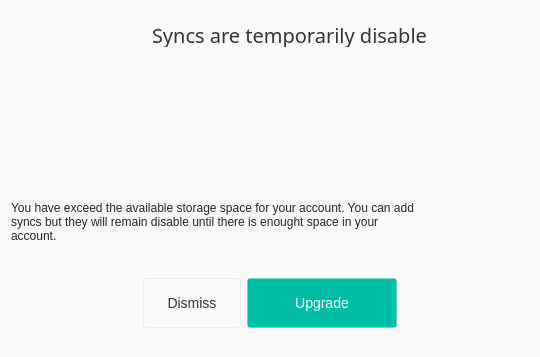
Above: src/MEGASync/gui/linux/OverQuotaDialog.ui from meganz/MEGAsync before the change. Below: the same form after it.
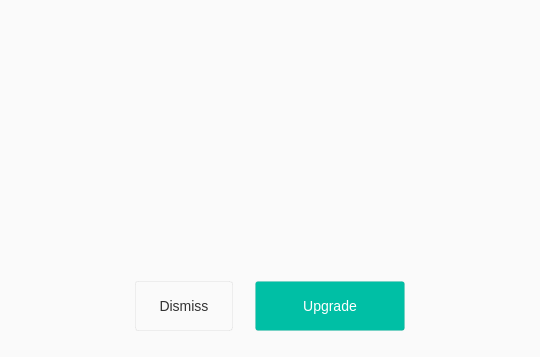
That is the form after the change. The open tabs and pages were chosen to show the change. Icons and pictures are not drawn.

Commit message: [UX] Adjust OverquotaDialog design in Linux and Windows after Mac changes.

Diff of the .ui file:
```diff
--- a/src/MEGASync/gui/linux/OverQuotaDialog.ui
+++ b/src/MEGASync/gui/linux/OverQuotaDialog.ui
@@ -29,30 +29,41 @@
    <string notr="true">background-color: #FAFAFA;</string>
   </property>
   <layout class="QVBoxLayout" name="verticalLayout">
-   <item>
-    <spacer name="verticalSpacer">
-     <property name="orientation">
-      <enum>Qt::Vertical</enum>
+   <property name="spacing">
+    <number>0</number>
      </property>
-     <property name="sizeHint" stdset="0">
-      <size>
-       <width>20</width>
-       <height>26</height>
-      </size>
+   <property name="leftMargin">
+    <number>38</number>
      </property>
-    </spacer>
-   </item>
+   <property name="topMargin">
+    <number>22</number>
+   </property>
+   <property name="rightMargin">
+    <number>38</number>
+   </property>
+   <property name="bottomMargin">
+    <number>17</number>
+   </property>
    <item>
     <widget class="QWidget" name="widgetHeader" native="true">
      <property name="maximumSize">
       <size>
        <width>16777215</width>
-       <height>36</height>
+       <height>16777215</height>
       </size>
      </property>
     <layout class="QHBoxLayout" name="horizontalLayout">
+      <property name="spacing">
+       <number>15</number>
+      </property>
+      <property name="leftMargin">
+       <number>0</number>
+      </property>
       <property name="topMargin">
-       <number>1</number>
+       <number>0</number>
+      </property>
+      <property name="rightMargin">
+       <number>0</number>
       </property>
      <item>
       <spacer name="horizontalSpacer">
@@ -95,16 +106,22 @@
      </item>
      <item>
       <widget class="QLabel" name="labelTitle">
+        <property name="sizePolicy">
+         <sizepolicy hsizetype="MinimumExpanding" vsizetype="Preferred">
+          <horstretch>0</horstretch>
+          <verstretch>0</verstretch>
+         </sizepolicy>
+        </property>
        <property name="minimumSize">
         <size>
-         <width>0</width>
+          <width>335</width>
          <height>0</height>
         </size>
        </property>
        <property name="maximumSize">
         <size>
          <width>16777215</width>
-          <height>24</height>
+          <height>16777215</height>
         </size>
        </property>
        <property name="font">
@@ -118,12 +135,14 @@
 {
   color: #333333;
   font-family: &quot;SF UI Text&quot;;
-  font-size: 20px;
-  line-height: 24px;
+  font-size: 20px;  
 }</string>
        </property>
        <property name="text">
-        <string>Syncs are temporarily disable</string>
+         <string/>
+        </property>
+        <property name="wordWrap">
+         <bool>true</bool>
        </property>
       </widget>
      </item>
@@ -176,11 +195,32 @@
      <widget class="QWidget" name="pageStorageFull">
       <property name="minimumSize">
        <size>
-        <width>0</width>
+        <width>100</width>
+        <height>100</height>
+       </size>
+      </property>
+      <property name="maximumSize">
+       <size>
+        <width>100</width>
         <height>100</height>
        </size>
       </property>
       <layout class="QVBoxLayout" name="verticalLayout_2">
+       <property name="spacing">
+        <number>0</number>
+       </property>
+       <property name="leftMargin">
+        <number>0</number>
+       </property>
+       <property name="topMargin">
+        <number>0</number>
+       </property>
+       <property name="rightMargin">
+        <number>0</number>
+       </property>
+       <property name="bottomMargin">
+        <number>0</number>
+       </property>
        <item>
         <widget class="QPushButton" name="buttonBigIcon">
          <property name="minimumSize">
@@ -277,7 +317,7 @@
      <property name="maximumSize">
       <size>
        <width>16777215</width>
-       <height>60</height>
+       <height>16777215</height>
       </size>
      </property>
      <property name="styleSheet">
@@ -285,13 +325,15 @@
 {
 	color: #242424;
 	font-family: &quot;SF UI Text&quot;;
-	font-size: 12px;
-	line-height:120;
+	font-size: 12px;	
 	qproperty-alignment: AlignCenter;
 }</string>
      </property>
      <property name="text">
-      <string>&lt;html&gt;&lt;head/&gt;&lt;body&gt;&lt;p&gt;You have exceed the available storage space for your account. You can add &lt;br&gt; syncs but they will remain disable until there is enought space in your&lt;br&gt;account.&lt;/p&gt;&lt;/body&gt;&lt;/html&gt;</string>
+      <string/>
+     </property>
+     <property name="wordWrap">
+      <bool>true</bool>
      </property>
      <property name="margin">
       <number>0</number>
@@ -314,6 +356,15 @@
    <item>
     <widget class="QWidget" name="widgetButtons" native="true">
      <layout class="QHBoxLayout" name="horizontalLayout_2">
+      <property name="spacing">
+       <number>22</number>
+      </property>
+      <property name="leftMargin">
+       <number>0</number>
+      </property>
+      <property name="rightMargin">
+       <number>0</number>
+      </property>
       <item>
        <spacer name="horizontalSpacer_3">
         <property name="orientation">
@@ -396,19 +447,6 @@
      </layout>
     </widget>
    </item>
-   <item>
-    <spacer name="verticalSpacer_2">
-     <property name="orientation">
-      <enum>Qt::Vertical</enum>
-     </property>
-     <property name="sizeHint" stdset="0">
-      <size>
-       <width>20</width>
-       <height>24</height>
-      </size>
-     </property>
-    </spacer>
-   </item>
   </layout>
  </widget>
  <resources>
```
Left out of the diff: 27 changed lines with no effect on the pictures. The commit also changes 1 other file.
